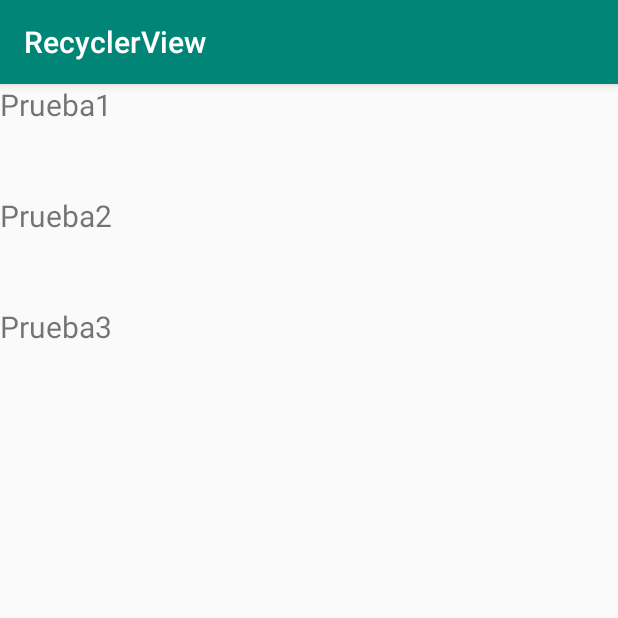
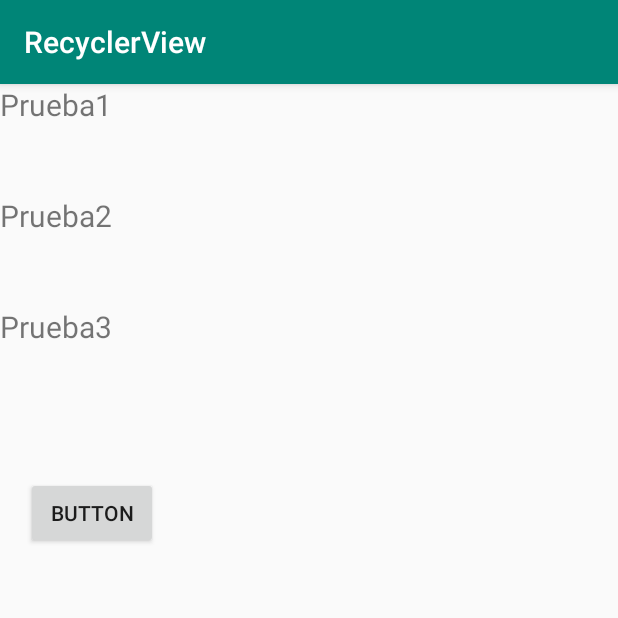
Before and after one commit to Manuel-Ag/PMD_19-20, an Android app: the screen it shows after launch (MainActivity), after a tap on "Prueba1", on a phone screen of 412 x 824 dp, the top half of it. Run offline under Robolectric (Android 15) with nearby library versions, the phone set to English and light mode, and no system bars.

Commit message:
Añadido botón añadir fila RecyclerView

```diff
--- a/RecyclerView/app/src/main/java/com/example/recyclerview/MainActivity.java
+++ b/RecyclerView/app/src/main/java/com/example/recyclerview/MainActivity.java
@@ -8,6 +8,8 @@ import android.os.Bundle;
 import android.util.Log;
 import android.view.View;
 
+import java.util.ArrayList;
+
 /**
  * Ejemplo a seguir: https://stackoverflow.com/questions/40584424/simple-android-recyclerview-example
  */
@@ -17,7 +19,8 @@ public class MainActivity extends AppCompatActivity implements MyAdapter.ItemCli
     private RecyclerView recyclerView;
     private MyAdapter mAdapter;
     private RecyclerView.LayoutManager layoutManager;
-    private String[] myDataSet = {"Prueba1", "Prueba2", "Prueba3"};
+    //private String[] myDataSet = {"Prueba1", "Prueba2", "Prueba3"};
+    private ArrayList<String> myDataSet = new ArrayList<>();
 
     @Override
     protected void onCreate(Bundle savedInstanceState) {
@@ -33,6 +36,10 @@ public class MainActivity extends AppCompatActivity implements MyAdapter.ItemCli
         layoutManager = new LinearLayoutManager(this);
         recyclerView.setLayoutManager(layoutManager);
 
+        myDataSet.add("Prueba1");
+        myDataSet.add("Prueba2");
+        myDataSet.add("Prueba3");
+
         // specify an adapter (see also next example)
         mAdapter = new MyAdapter(myDataSet);
         mAdapter.setClickListener(this);
@@ -43,4 +50,10 @@ public class MainActivity extends AppCompatActivity implements MyAdapter.ItemCli
     public void onItemClick(View view, int position) {
         Log.d("prueba", "You clicked " + mAdapter.getItem(position) + " on row number " + position);
     }
+
+    // Para añadir nuevos elementos consultar: https://stackoverflow.com/questions/31367599/how-to-update-recyclerview-adapter-data/48959184#48959184
+    public void boton(View v) {
+        myDataSet.add("Añadido");
+        mAdapter.notifyDataSetChanged();
+    }
 }
--- a/RecyclerView/app/src/main/java/com/example/recyclerview/MyAdapter.java
+++ b/RecyclerView/app/src/main/java/com/example/recyclerview/MyAdapter.java
@@ -8,20 +8,22 @@ import android.widget.TextView;
 import androidx.annotation.NonNull;
 import androidx.recyclerview.widget.RecyclerView;
 
+import java.util.ArrayList;
+
 
 /**
  * Ejemplo a seguir: https://stackoverflow.com/questions/40584424/simple-android-recyclerview-example
  */
 public class MyAdapter extends RecyclerView.Adapter<MyAdapter.MyViewHolder> {
 
-    private String[] mDataSet;
+    private ArrayList<String> mDataSet;
     private ItemClickListener mClickListener;
 
     /**
      * Constructor al que le pasamos como parámetro los datos
      * @param mDataSet
      */
-    public MyAdapter(String[] mDataSet) {
+    public MyAdapter(ArrayList<String> mDataSet) {
         this.mDataSet = mDataSet;
     }
 
@@ -49,17 +51,17 @@ public class MyAdapter extends RecyclerView.Adapter<MyAdapter.MyViewHolder> {
      */
     @Override
     public void onBindViewHolder(@NonNull MyAdapter.MyViewHolder holder, int position) {
-        holder.textView.setText(mDataSet[position]);
+        holder.textView.setText(mDataSet.get(position));
     }
 
     @Override
     public int getItemCount() {
-        return mDataSet.length;
+        return mDataSet.size();
     }
 
     // convenience method for getting data at click position
     public String getItem(int pos) {
-        return mDataSet[pos];
+        return mDataSet.get(pos);
     }
 
     /**
--- a/RecyclerView/app/src/main/res/layout/activity_main.xml
+++ b/RecyclerView/app/src/main/res/layout/activity_main.xml
@@ -9,7 +9,18 @@
     <androidx.recyclerview.widget.RecyclerView
         android:id="@+id/recyclerView"
         android:layout_width="match_parent"
-        android:layout_height="match_parent"
-        tools:layout_editor_absoluteX="105dp"
-        tools:layout_editor_absoluteY="252dp" />
+        android:layout_height="wrap_content"
+        app:layout_constraintStart_toStartOf="parent"
+        app:layout_constraintTop_toTopOf="parent" />
+
+    <Button
+        android:id="@+id/button"
+        android:layout_width="wrap_content"
+        android:layout_height="wrap_content"
+        android:layout_marginStart="17dp"
+        android:layout_marginTop="40dp"
+        android:onClick="boton"
+        android:text="Button"
+        app:layout_constraintStart_toStartOf="parent"
+        app:layout_constraintTop_toBottomOf="@+id/recyclerView" />
 </androidx.constraintlayout.widget.ConstraintLayout>
```
